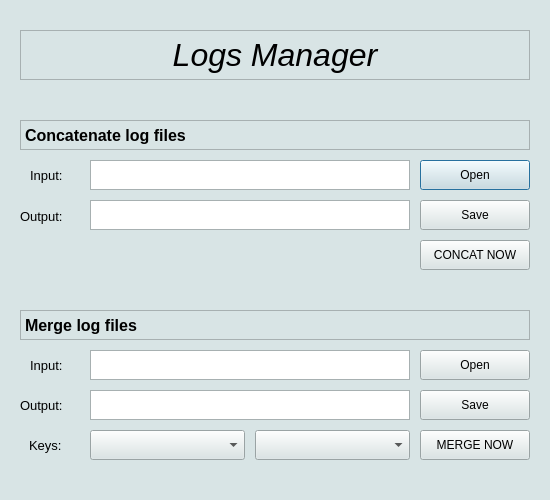
This is src/gui_design.ui in Chrism1c/Logs-Manager as Qt 5 draws it before an edit. The edited form follows.
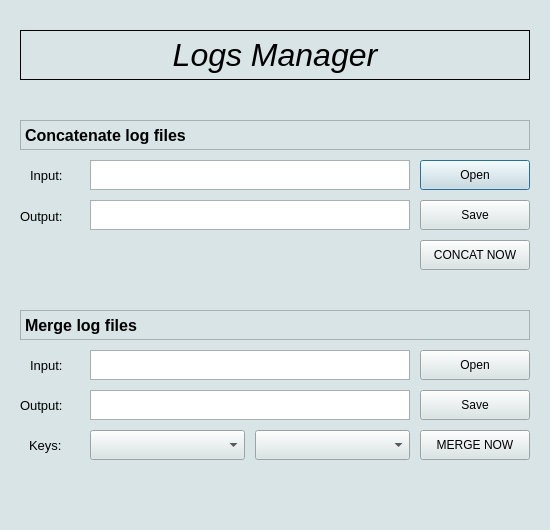
This is the edited form.

Commit message: Aggiunte le Console label

The edit to the form file:
```diff
--- a/src/gui_design.ui
+++ b/src/gui_design.ui
@@ -10,7 +10,7 @@
     <x>0</x>
     <y>0</y>
     <width>550</width>
-    <height>500</height>
+    <height>530</height>
    </rect>
   </property>
   <property name="sizePolicy">
@@ -22,13 +22,13 @@
   <property name="minimumSize">
    <size>
     <width>550</width>
-    <height>500</height>
+    <height>530</height>
    </size>
   </property>
   <property name="maximumSize">
    <size>
     <width>550</width>
-    <height>500</height>
+    <height>530</height>
    </size>
   </property>
   <property name="palette">
@@ -774,7 +774,7 @@
     </font>
    </property>
    <property name="frameShape">
-    <enum>QFrame::StyledPanel</enum>
+    <enum>QFrame::Box</enum>
    </property>
    <property name="text">
     <string>Logs Manager</string>
```
Left out of the diff: 59 changed lines with no effect on the pictures. The commit also changes 1 other file.
